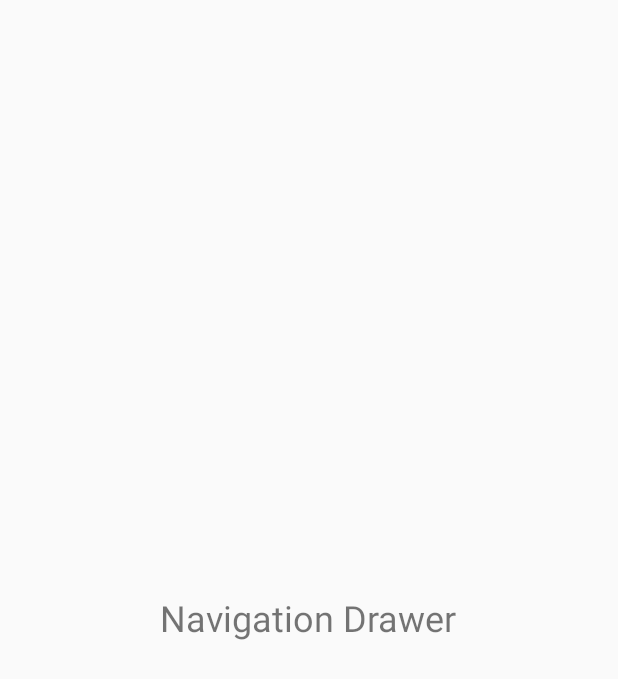
After one commit to CMPUT301F17T29/HabitUp, an Android app: the layout content_main.xml on its own in the app's theme, with its tools: preview values and no code run, on a phone screen of 412 x 824 dp. The commit adds this screen. Shown: the top 679 px of the screen. Run offline under Robolectric (Android 15) with nearby library versions, the phone set to English and light mode, and no system bars.

Commit message:
Set up drawer layout

```diff
--- a/app/build.gradle
+++ b/app/build.gradle
@@ -27,4 +27,5 @@ dependencies {
     compile 'com.android.support:appcompat-v7:26.+'
     compile 'com.android.support.constraint:constraint-layout:1.0.2'
     compile 'com.jayway.android.robotium:robotium-solo:5.6.3'
+    compile 'com.android.support:design:26.+'
 }
--- a/app/src/main/AndroidManifest.xml
+++ b/app/src/main/AndroidManifest.xml
@@ -9,7 +9,9 @@
         android:roundIcon="@mipmap/ic_launcher_round"
         android:supportsRtl="true"
         android:theme="@style/AppTheme">
-        <activity android:name=".Model.MainActivity">
+        <activity
+            android:name=".View.MainActivity"
+            android:theme="@style/AppTheme.NoActionBar">
             <intent-filter>
                 <action android:name="android.intent.action.MAIN" />
 
--- a/app/src/main/java/com/example/habitup/Model/HabitList.java
+++ b/app/src/main/java/com/example/habitup/Model/HabitList.java
@@ -27,6 +27,7 @@ public class HabitList {
         // Test for Habit not already in list
         // Throw exception if it is
         // Add habit to list
+        return true;
     }
 
     /**
@@ -38,6 +39,7 @@ public class HabitList {
         // Check if habit is in list
         // If not, throw exception
         // If yes, delete it
+        return true;
     }
 
     /**
--- /dev/null
+++ b/app/src/main/res/layout/content_main.xml
@@ -0,0 +1,18 @@
+<?xml version="1.0" encoding="utf-8"?>
+<RelativeLayout xmlns:android="http://schemas.android.com/apk/res/android"
+    xmlns:app="http://schemas.android.com/apk/res-auto"
+    xmlns:tools="http://schemas.android.com/tools"
+    android:layout_width="match_parent"
+    android:layout_height="match_parent"
+    app:layout_behavior="@string/appbar_scrolling_view_behavior"
+    tools:context=".View.MainActivity"
+    tools:showIn="@layout/activity_main">
+
+    <TextView
+        android:layout_width="wrap_content"
+        android:layout_height="wrap_content"
+        android:layout_centerHorizontal="true"
+        android:layout_centerVertical="true"
+        android:textSize="24sp"
+        android:text="Navigation Drawer" />
+</RelativeLayout>
--- a/app/src/main/res/values/colors.xml
+++ b/app/src/main/res/values/colors.xml
@@ -3,4 +3,5 @@
     <color name="colorPrimary">#3F51B5</color>
     <color name="colorPrimaryDark">#303F9F</color>
     <color name="colorAccent">#FF4081</color>
+    <color name="white">#FFFFFF</color>
 </resources>
--- a/app/src/main/res/values/strings.xml
+++ b/app/src/main/res/values/strings.xml
@@ -1,3 +1,5 @@
 <resources>
     <string name="app_name">HabitUp</string>
+    <string name="drawer_open">Open</string>
+    <string name="drawer_close">Close</string>
 </resources>
--- a/app/src/main/res/values/styles.xml
+++ b/app/src/main/res/values/styles.xml
@@ -8,4 +8,13 @@
         <item name="colorAccent">@color/colorAccent</item>
     </style>
 
+    <style name="AppTheme.NoActionBar">
+        <item name="windowActionBar">false</item>
+        <item name="windowNoTitle">true</item>
+    </style>
+
+    <style name="AppTheme.AppBarOverlay" parent="ThemeOverlay.AppCompat.Dark.ActionBar" />
+
+    <style name="AppTheme.PopupOverlay" parent="ThemeOverlay.AppCompat.Light" />
+
 </resources>
```
Also changed, not shown: app/src/main/java/com/example/habitup/View/MainActivity.java (added, +66 -0 lines), app/src/main/res/layout/activity_main.xml (+36 -10 lines), app/src/main/res/layout/nav_header.xml (added, +17 -0 lines), app/src/main/res/menu/menu_navigation.xml (added, +9 -0 lines), app/src/main/res/drawable-hdpi/ic_default_user.png (added), app/src/main/res/drawable-hdpi/ic_habits.png (added), app/src/main/res/drawable-mdpi/ic_default_user.png (added), app/src/main/res/drawable-mdpi/ic_habits.png (added), app/src/main/res/drawable-xhdpi/ic_default_user.png (added), app/src/main/res/drawable-xhdpi/ic_habits.png (added), app/src/main/res/drawable-xxhdpi/ic_default_user.png (added), app/src/main/res/drawable-xxhdpi/ic_habits.png (added).
